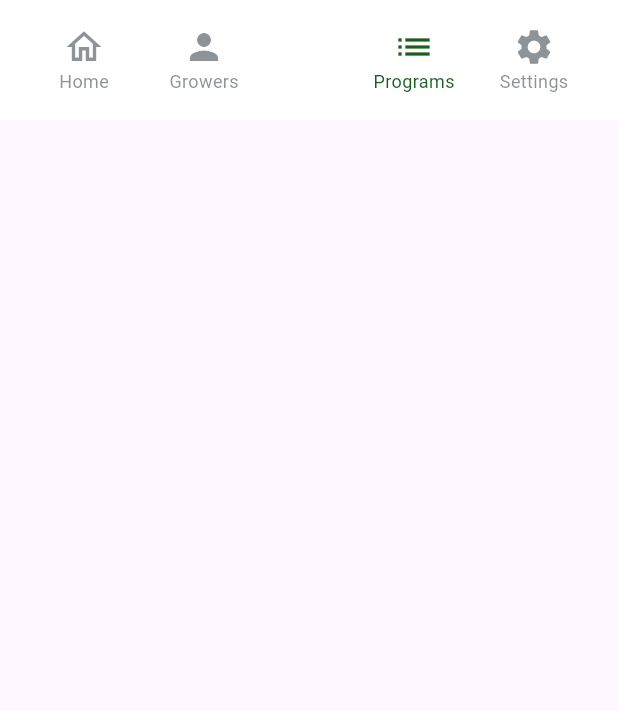
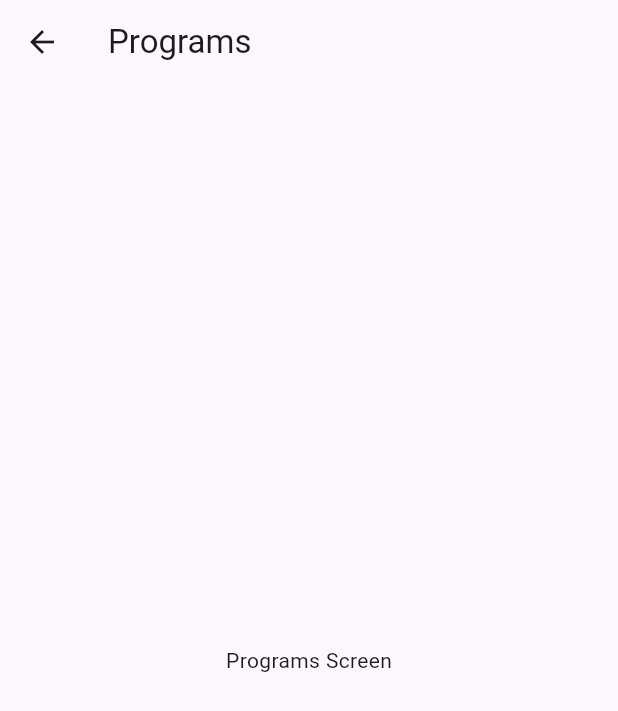
Before and after one commit to rajeev210403/tryapp, a Flutter app: the BottomNavigationBarWidget widget shown alone on an empty page, opened directly, after a tap on "Programs", on a phone screen of 412 x 824 dp. Shown: the top 711 px of the screen. Run offline on Flutter 3.47's test engine with Material 3 defaults, Android fonts, the phone set to English and light mode, and no system bars.

Commit message:
routing done

```diff
--- a/assets/jsonfiles/bottom_bar.json
+++ b/assets/jsonfiles/bottom_bar.json
@@ -2,21 +2,21 @@
   {
     "icon": "0xf107",
     "label": "Home",
-    "link": ""
+    "route": "/home"
   },
   {
     "icon": "0xe491",
     "label": "Growers",
-    "link": "growers_screen"
+    "route": "/growers"
   },
   {
     "icon": "0xe384",
     "label": "Programs",
-    "link": " "
+    "route": "/programs"
   },
   {
     "icon": "0xe57f",
     "label": "Settings",
-    "link": " "
+    "route": "/settings"
   }
 ]
--- a/lib/bottom_navigation_bar.dart
+++ b/lib/bottom_navigation_bar.dart
@@ -2,6 +2,8 @@ import 'package:flutter/material.dart';
 import 'package:tryapp/home_screen.dart';
 import 'dart:convert';
 import 'growers_screen.dart'; // Import the GrowersScreen
+import 'programs_screen.dart'; // Import the ProgramsScreen
+import 'settings_screen.dart'; // Import the SettingsScreen
 
 class BottomNavigationBarWidget extends StatefulWidget {
   const BottomNavigationBarWidget({Key? key}) : super(key: key);
@@ -33,44 +35,22 @@ class _BottomNavigationBarWidgetState
       print('Error loading JSON: $e');
     }
   }
+
   void _onItemTapped(int index) {
-    print('Tapped index: $index'); // Print tapped index for debugging
-    // _selectedIndex = index;
     setState(() {
       _selectedIndex = index;
     });
 
-    print('Selected index after setState: $_selectedIndex'); // Print selected index after updating state
-
-    switch (_bottomNavItems[index]['label']) {
-      case 'Home':
-        print('Navigating to HomeScreen'); // Debug statement to verify navigation
-        Navigator.push(
-          context,
-          MaterialPageRoute(builder: (context) => HomeScreen()),
-        ).then((_) {
-          // Optional: Update _selectedIndex after returning from HomeScreen
-
-        });
-        break;
-      case 'Growers':
-        print('Navigating to GrowersScreen'); // Debug statement to verify navigation
-        Navigator.push(
-          context,
-          MaterialPageRoute(builder: (context) => GrowersScreen()),
-        ).then((_) {
-
-        });
-        break;
-    // Add cases for other navigation items as needed
+    String? route = _bottomNavItems[index]['route'];
+    if (route != null && route.isNotEmpty) {
+      Navigator.pushNamed(context, route);
     }
   }
 
-
   @override
   Widget build(BuildContext context) {
-    if (_bottomNavItems.length < 2) {
-      return SizedBox.shrink(); // Return an empty widget if there are less than 2 items
+    if (_bottomNavItems.isEmpty) {
+      return SizedBox.shrink(); // Return an empty widget if there are no items
     }
     return BottomAppBar(
       color: Colors.white,
@@ -125,7 +105,6 @@ class _BottomNavigationBarWidgetState
     );
   }
 
-
   Widget _buildEmptyItem() {
     return SizedBox.shrink(); // Empty item
   }
--- a/lib/home_screen.dart
+++ b/lib/home_screen.dart
@@ -37,7 +37,9 @@ class HomeScreen extends StatelessWidget {
     return PreferredSize(
       preferredSize: Size.fromHeight(80.0),
       child: AppBar(
+        automaticallyImplyLeading: false,
         title: Row(
+
           mainAxisAlignment: MainAxisAlignment.spaceBetween,
           children: [
             Padding(
--- a/lib/main.dart
+++ b/lib/main.dart
@@ -1,11 +1,9 @@
 import 'package:flutter/material.dart';
-import 'package:tryapp/login.dart';
-import 'splash_screen.dart'; // Import the splash screen
+import 'splash_screen.dart';
 import 'home_screen.dart';
-import 'farms_screen.dart';
-import 'input.dart';
-import 'growers_screen.dart';
-
+import 'growers_screen.dart'; // Import the GrowersScreen
+import 'programs_screen.dart'; // Import the ProgramsScreen
+import 'settings_screen.dart'; // Import the SettingsScreen
 
 void main() {
   runApp(const MyApp());
@@ -23,8 +21,15 @@ class MyApp extends StatelessWidget {
         colorScheme: ColorScheme.fromSeed(seedColor: Colors.deepPurple),
         useMaterial3: true,
       ),
-      home:HomeScreen (),
-      // Set the splash screen as the home screen
+      initialRoute: '/',
+      routes: {
+        '/': (context) => SplashScreen(),
+        '/home': (context) => HomeScreen(),
+        '/growers': (context) => GrowersScreen(),
+        '/programs': (context) => ProgramsScreen(),
+        '/settings': (context) => SettingsScreen(),
+        // Add other routes here as needed
+      },
     );
   }
 }
--- /dev/null
+++ b/lib/programs_screen.dart
@@ -0,0 +1,15 @@
+import 'package:flutter/material.dart';
+
+class ProgramsScreen extends StatelessWidget {
+  @override
+  Widget build(BuildContext context) {
+    return Scaffold(
+      appBar: AppBar(
+        title: Text('Programs'),
+      ),
+      body: Center(
+        child: Text('Programs Screen'),
+      ),
+    );
+  }
+}
```
Also changed, not shown: lib/settings_screen.dart (added, +15 -0 lines), lib/splash_screen.dart (+27 -33 lines).
